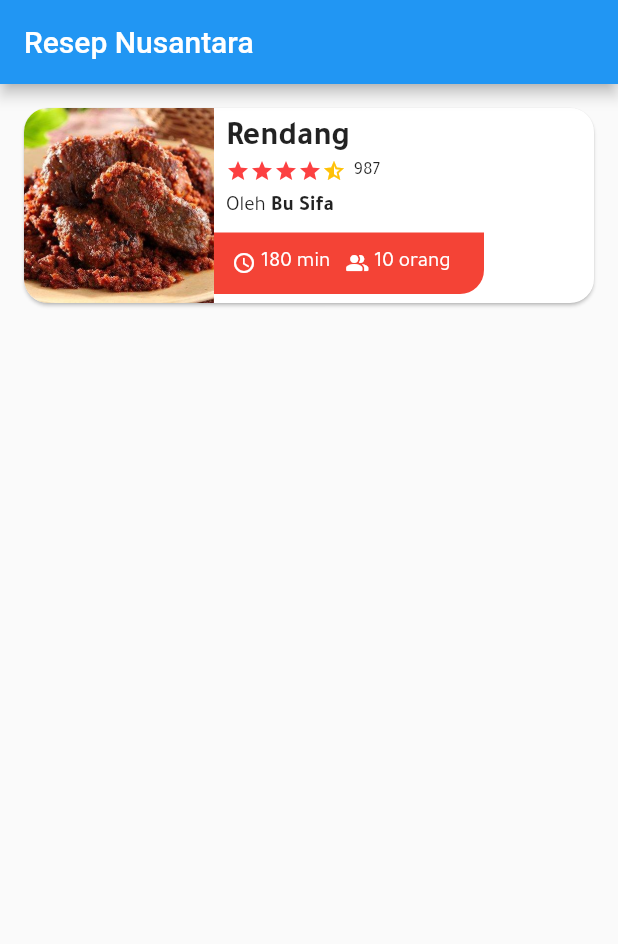
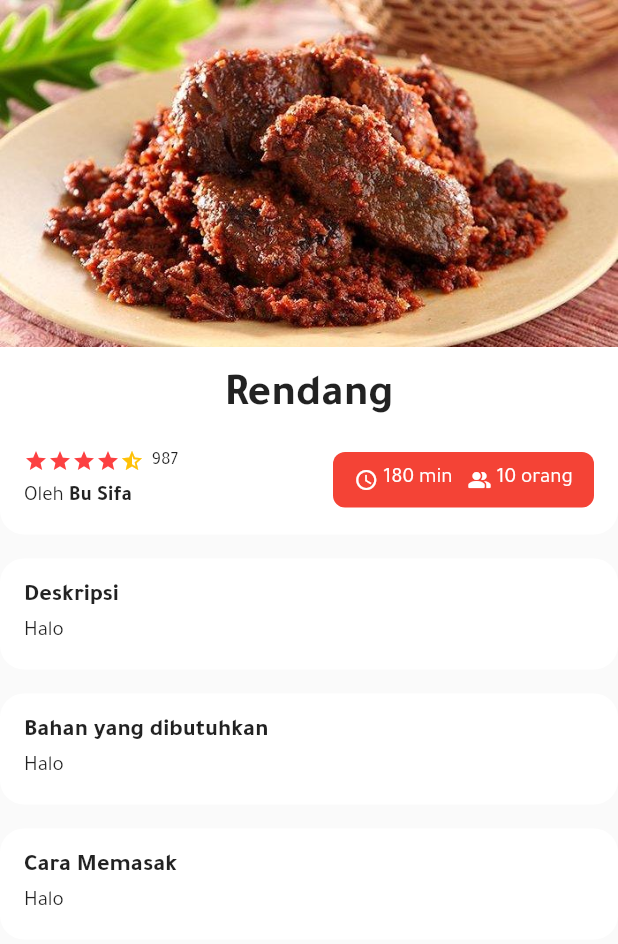
Before and after one commit to triagung128/resep-nusantara-ui-app, a Flutter app: the screen it shows after launch, on a phone screen of 412 x 824 dp. Shown: the top 944 px of the screen. Run offline on Flutter 3.47's test engine with Material 2 defaults, Android fonts, the phone set to English and light mode, and no system bars; our stand-ins replace rating_bar.

Commit message:
create detail screen

```diff
--- /dev/null
+++ b/lib/detail_screen.dart
@@ -0,0 +1,200 @@
+import 'package:flutter/cupertino.dart';
+import 'package:flutter/material.dart';
+import 'package:rating_bar/rating_bar.dart';
+
+class DetailScreen extends StatelessWidget {
+  @override
+  Widget build(BuildContext context) {
+    return Scaffold(
+      body: SafeArea(
+        child: SingleChildScrollView(
+          child: Column(
+            crossAxisAlignment: CrossAxisAlignment.stretch,
+            children: <Widget>[
+              Image.asset('images/rendang.jpg'),
+              Container(
+                child: Padding(
+                  padding: const EdgeInsets.all(16.0),
+                  child: Column(
+                    children: <Widget>[
+                      Text(
+                        'Rendang',
+                        textAlign: TextAlign.center,
+                        style: TextStyle(
+                            fontSize: 30.0,
+                            fontFamily: 'Tajawal-Bold'
+                        ),
+                      ),
+                      SizedBox(height: 16.0),
+                      Row(
+                        children: <Widget>[
+                          Expanded(
+                            flex: 1,
+                            child: Container(
+                              child: Column(
+                                crossAxisAlignment: CrossAxisAlignment.start,
+                                children: <Widget>[
+                                  Row(
+                                    children: <Widget>[
+                                      RatingBar.readOnly(
+                                        initialRating: 4.5,
+                                        isHalfAllowed: true,
+                                        halfFilledIcon: Icons.star_half,
+                                        filledIcon: Icons.star,
+                                        emptyIcon: Icons.star_border,
+                                        size: 16,
+                                        filledColor: Color(0xffFC4041),
+                                      ),
+                                      SizedBox(
+                                        width: 5,
+                                      ),
+                                      Text(
+                                        '987',
+                                        style: TextStyle(fontSize: 12.0, fontFamily: 'Tajawal-Regular'),
+                                      ),
+                                    ],
+                                  ),
+                                  SizedBox(height: 8),
+                                  Row(
+                                    children: <Widget>[
+                                      Text('Oleh ', style: TextStyle(fontSize: 14.0, fontFamily: 'Tajawal-Regular')),
+                                      Text('Bu Sifa', style: TextStyle(fontSize: 14.0, fontFamily: 'Tajawal-Bold')),
+                                    ],
+                                  ),
+                                ],
+                              ),
+                            ),
+                          ),
+                          Expanded(
+                            flex: 1,
+                            child: Container(
+                              margin: const EdgeInsets.only(left: 16.0),
+                              child: Padding(
+                                padding: const EdgeInsets.all(10.0),
+                                child: Row(
+                                  mainAxisAlignment: MainAxisAlignment.center,
+                                  children: <Widget>[
+                                    Container(
+                                      child: Row(
+                                        children: <Widget>[
+                                          Icon(
+                                              Icons.access_time,
+                                              size: 16.0,
+                                              color: Colors.white
+                                          ),
+                                          Text(
+                                            ' 180 min',
+                                            style: TextStyle(
+                                                fontSize: 14.0,
+                                                color: Colors.white,
+                                                fontFamily: 'Tajawal-Regular'
+                                            ),
+                                          ),
+                                        ],
+                                      ),
+                                    ),
+                                    SizedBox(
+                                      width: 10.0,
+                                    ),
+                                    Container(
+                                      child: Row(
+                                        children: <Widget>[
+                                          Icon(
+                                              Icons.people_alt_rounded,
+                                              size: 16.0,
+                                              color: Colors.white
+                                          ),
+                                          Text(
+                                            ' 10 orang',
+                                            style: TextStyle(
+                                                fontSize: 14.0,
+                                                color: Colors.white,
+                                                fontFamily: 'Tajawal-Regular'
+                                            ),
+                                          ),
+                                        ],
+                                      ),
+                                    ),
+                                  ],
+                                ),
+                              ),
+                              decoration: BoxDecoration(
+                                color: Colors.red,
+                                borderRadius: BorderRadius.all(Radius.circular(8.0)),
+                              ),
+                            ),
+                          ),
+                        ],
+                      ),
+                    ],
+                  ),
+                ),
+                decoration: BoxDecoration(
+                  color: Colors.white,
+                  borderRadius: BorderRadius.only(
+                      bottomRight: Radius.circular(16.0),
+                      bottomLeft: Radius.circular(16.0)
+                  ),
+                ),
+              ),
+              SizedBox(height: 16.0),
+              Container(
+                child: Padding(
+                  padding: const EdgeInsets.all(16.0),
+                  child: Column(
+                    crossAxisAlignment: CrossAxisAlignment.start,
+                    children: <Widget>[
+                      Text('Deskripsi', style: TextStyle(fontFamily: 'Tajawal-Bold', fontSize: 16.0)),
+                      SizedBox(height: 6.0),
+                      Text('Halo', style: TextStyle(fontFamily: 'Tajawal-Regular', fontSize: 14.0)),
+                    ],
+                  ),
+                ),
+                decoration: BoxDecoration(
+                  color: Colors.white,
+                  borderRadius: BorderRadius.circular(16.0),
+                ),
+              ),
+              SizedBox(height: 16.0),
+              Container(
+                child: Padding(
+                  padding: const EdgeInsets.all(16.0),
+                  child: Column(
+                    crossAxisAlignment: CrossAxisAlignment.start,
+                    children: <Widget>[
+                      Text('Bahan yang dibutuhkan', style: TextStyle(fontFamily: 'Tajawal-Bold', fontSize: 16.0)),
+                      SizedBox(height: 6.0),
+                      Text('Halo', style: TextStyle(fontFamily: 'Tajawal-Regular', fontSize: 14.0)),
+                    ],
+                  ),
+                ),
+                decoration: BoxDecoration(
+                  color: Colors.white,
+                  borderRadius: BorderRadius.circular(16.0),
+                ),
+              ),
+              SizedBox(height: 16.0),
+              Container(
+                child: Padding(
+                  padding: const EdgeInsets.all(16.0),
+                  child: Column(
+                    crossAxisAlignment: CrossAxisAlignment.start,
+                    children: <Widget>[
+                      Text('Cara Memasak', style: TextStyle(fontFamily: 'Tajawal-Bold', fontSize: 16.0)),
+                      SizedBox(height: 6.0),
+                      Text('Halo', style: TextStyle(fontFamily: 'Tajawal-Regular', fontSize: 14.0)),
+                    ],
+                  ),
+                ),
+                decoration: BoxDecoration(
+                  color: Colors.white,
+                  borderRadius: BorderRadius.circular(16.0),
+                ),
+              ),
+            ],
+          ),
+        ),
+      ),
+    );
+  }
+}
--- a/lib/main.dart
+++ b/lib/main.dart
@@ -1,4 +1,5 @@
 import 'package:flutter/material.dart';
+import 'package:resep_nusantara/detail_screen.dart';
 import 'package:resep_nusantara/main_screen.dart';
 
 void main() => runApp(MyApp());
@@ -21,7 +22,7 @@ class MyApp extends StatelessWidget {
         // is not restarted.
         primarySwatch: Colors.blue,
       ),
-      home: MainScreen(),
+      home: DetailScreen(),
     );
   }
 }
```
